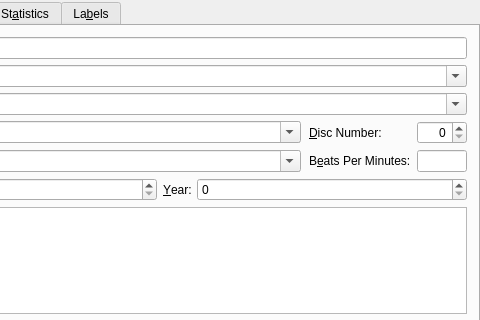
Old version of the form src/dialogs/TagDialogBase.ui in the repository KDE/amarok; both pictures show x 192 to 672 and y 0 to 320 of the 672 by 419 pixel window.
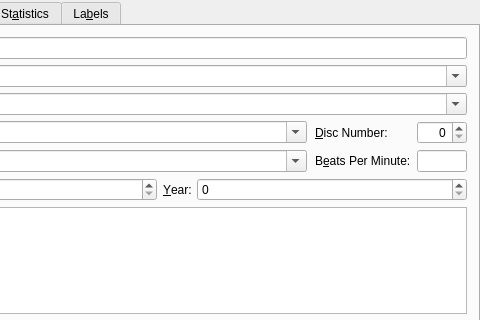
New version of the form. Custom widgets are drawn as their Qt base class.

Commit message:
s/Beats Per Minutes/Beats Per Minute
http://en.wikipedia.org/wiki/Beats_per_minute

```diff
--- a/src/dialogs/TagDialogBase.ui
+++ b/src/dialogs/TagDialogBase.ui
@@ -360,7 +360,7 @@
                 </sizepolicy>
                </property>
                <property name="text">
-                <string>B&amp;eats Per Minutes:</string>
+                <string>B&amp;eats Per Minute:</string>
                </property>
                <property name="buddy">
                 <cstring>kLineEdit_Bpm</cstring>
```
